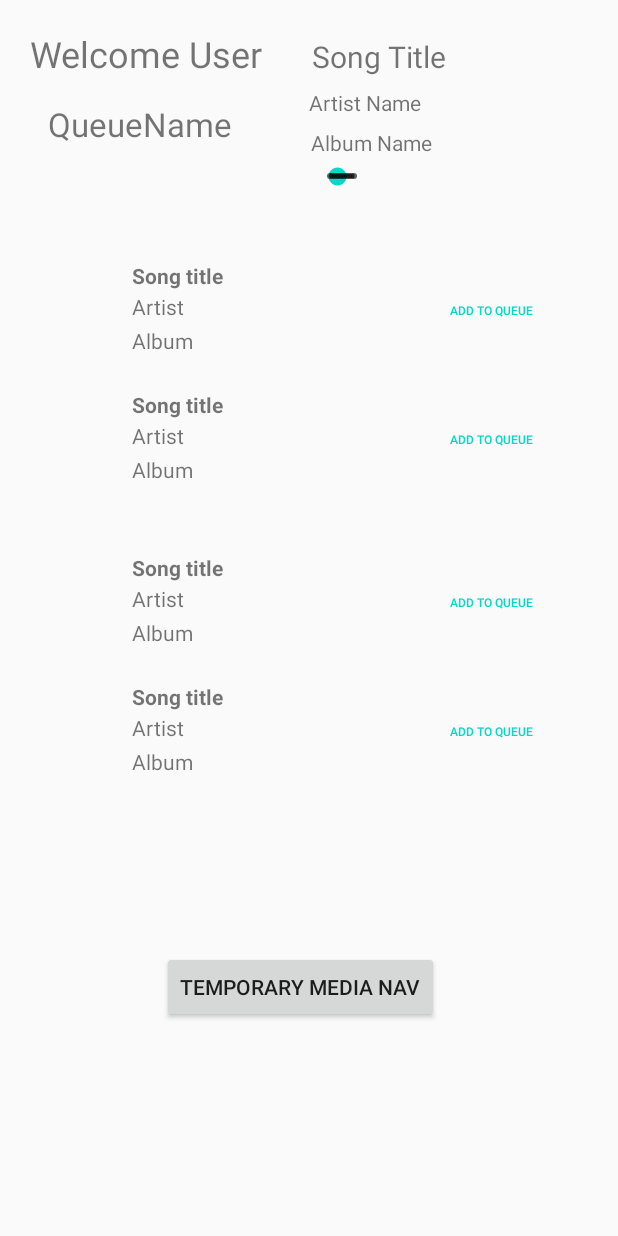
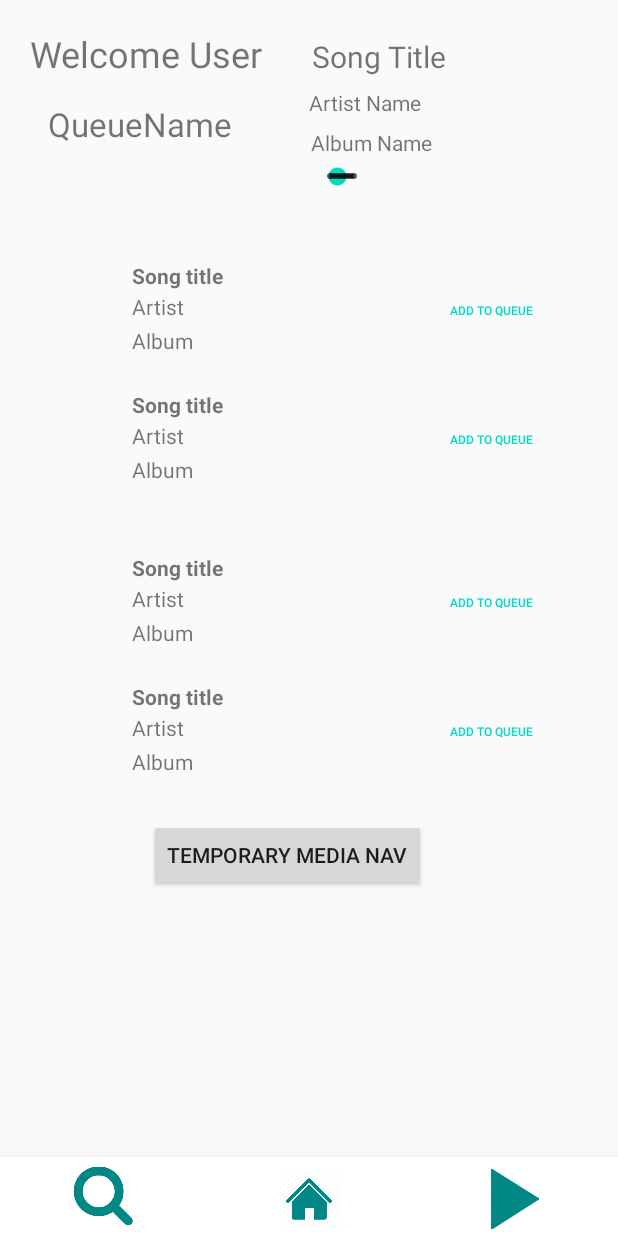
Before and after one commit to humboldt-cs/cs480-queue-rhythm, an Android app: the screen it shows after launch (MainActivity), on a phone screen of 412 x 824 dp. Run offline under Robolectric (Android 15) with nearby library versions, the phone set to English and light mode, and no system bars; libraries missing offline, so code that uses them is left out: com.spotify.android, com.spotify.sdk; 7 statements that could not run were skipped.

Commit message:
added bottom navigation

```diff
--- a/QR/app/build.gradle
+++ b/QR/app/build.gradle
@@ -47,12 +47,15 @@ dependencies {
     implementation 'se.michaelthelin.spotify:spotify-web-api-java:5.0.1'
     implementation fileTree(dir: 'libs', include: ['*.jar'])
 
+    implementation 'com.android.support:design:28.0.0'
+    implementation 'com.google.android.material:material:1.1.0'
     implementation 'androidx.appcompat:appcompat:1.1.0'
     implementation 'androidx.constraintlayout:constraintlayout:1.1.3'
     testImplementation 'junit:junit:4.12'
     androidTestImplementation 'androidx.test.ext:junit:1.1.1'
     androidTestImplementation 'androidx.test.espresso:espresso-core:3.2.0'
     implementation 'androidx.recyclerview:recyclerview:1.1.0'
+    implementation 'androidx.annotation:annotation:1.1.0'
 
     implementation project(':spotify-auth-release-1.2.1')
     implementation project(':spotify-app-remote-release-0.7.0')
@@ -60,5 +63,6 @@ dependencies {
 
     implementation 'com.spotify.android:auth:1.1.0'
     implementation 'androidx.browser:browser:1.0.0'
+    implementation 'com.google.android.material:material:1.1.0'
 
 }
--- a/QR/app/src/main/java/com/example/qr/MainActivity.java
+++ b/QR/app/src/main/java/com/example/qr/MainActivity.java
@@ -7,12 +7,16 @@ import androidx.recyclerview.widget.RecyclerView;
 import android.widget.TextView;
 import android.widget.SeekBar;
 
+import com.example.qr.Models.Song;
 import com.spotify.sdk.android.authentication.AuthenticationRequest;
 import com.spotify.sdk.android.authentication.AuthenticationResponse;
 import com.spotify.sdk.android.authentication.AuthenticationClient;
 import com.spotify.android.appremote.api.ConnectionParams;
 import com.spotify.android.appremote.api.Connector;
 import com.spotify.android.appremote.api.SpotifyAppRemote;
+import com.google.android.material.bottomnavigation.BottomNavigationView;
+import androidx.annotation.NonNull;
+import android.view.MenuItem;
 
 import android.content.Intent;
 
@@ -34,17 +38,12 @@ public class MainActivity extends AppCompatActivity {
     TextView albumName;
     TextView welcomeMessage;
     SeekBar seekBar;
-    Button btnTemp;
+    BottomNavigationView btmNav;
 
     private static final String CLIENT_ID = "c51c441a5bf749a4bf9a1a9b7987173a";
     private static final String REDIRECT_URI = "http://qr.example.com";
-    private SpotifyAppRemote mSpotifyAppRemote;
+    protected SpotifyAppRemote mSpotifyAppRemote;
     private static final int REQUEST_CODE = 1337;
-
-
-
-
-
 
     @Override
     protected void onCreate(Bundle savedInstanceState) {
@@ -66,8 +65,29 @@ public class MainActivity extends AppCompatActivity {
         seekBar = findViewById(R.id.sbSeek);
         RecyclerView rvSongs = findViewById(R.id.rvQueue);
         RecyclerView rvUsers = findViewById(R.id.rvUsers);
-        btnTemp = findViewById(R.id.btnTempMediaNav);
+        btmNav = findViewById(R.id.bottomNav);
+
+        btmNav.setOnNavigationItemSelectedListener(new BottomNavigationView.OnNavigationItemSelectedListener() {
+            @Override
+            public boolean onNavigationItemSelected(@NonNull MenuItem item) {
+                switch (item.getItemId()) {
+                    case R.id.searchIcon:
+                        Intent intent = new Intent(MainActivity.this,SearchActivity.class);
+                        startActivity(intent);
+                        return true;
+                    case R.id.homeIcon:
+                        //stay home
+                        return true;
+                    case R.id.playIcon:
+                        Intent intenttwo = new Intent(MainActivity.this,QueueActivity.class);
+                        startActivity(intenttwo);
+                        return true;
+                    default: return true;
+                }
+            }
+        });
         songList = new ArrayList<>();
+
 
         songList.add(new Song("Album Cover","Song title", "Artist", "Album"));
         songList.add(new Song("Album Cover","Song title", "Artist", "Album"));
@@ -84,15 +104,7 @@ public class MainActivity extends AppCompatActivity {
         rvUsers.setAdapter(songAdapter);
         rvUsers.setLayoutManager(new LinearLayoutManager(this));
 
-        btnTemp.setOnClickListener(new View.OnClickListener(){
-            @Override
-            public void onClick(View v){
 
-               // mSpotifyAppRemote.getPlayerApi().play("spotify:playlist:7KisalzWjJZC8GVSFgZBhF");
-                Intent intent = new Intent(MainActivity.this,SearchActivity.class);
-                startActivity(intent);
-            }
-        });
 
     }
     protected void onActivityResult(int requestCode, int resultCode, Intent intent) {
--- a/QR/app/src/main/java/com/example/qr/Song.java
+++ b/QR/app/src/main/java/com/example/qr/Models/Song.java
@@ -1,4 +1,4 @@
-package com.example.qr;
+package com.example.qr.Models;
 
 public class Song {
     public static String albumCover;
--- a/QR/app/src/main/java/com/example/qr/SongAdapter.java
+++ b/QR/app/src/main/java/com/example/qr/SongAdapter.java
@@ -9,6 +9,8 @@ import android.widget.TextView;
 
 import androidx.annotation.NonNull;
 import androidx.recyclerview.widget.RecyclerView;
+
+import com.example.qr.Models.Song;
 
 import java.util.List;
 
--- a/QR/app/src/main/res/layout/activity_main.xml
+++ b/QR/app/src/main/res/layout/activity_main.xml
@@ -98,8 +98,18 @@
         android:layout_height="wrap_content"
         android:layout_below="@+id/rvUsers"
         android:layout_alignParentStart="true"
-        android:layout_marginStart="108dp"
-        android:layout_marginTop="98dp"
+        android:layout_marginStart="99dp"
+        android:layout_marginTop="10dp"
         android:text="Temporary Media Nav" />
 
+    <com.google.android.material.bottomnavigation.BottomNavigationView
+        android:id="@+id/bottomNav"
+        android:layout_width="match_parent"
+        android:layout_height="wrap_content"
+        android:layout_alignParentBottom="true"
+        android:layout_marginBottom="-3dp"
+        android:background="#FFFFFF"
+        app:itemIconSize="40sp"
+        app:itemIconTint="@color/design_default_color_secondary_variant"
+        app:menu="@menu/menu_bottom_nav" />
 </RelativeLayout>
--- /dev/null
+++ b/QR/app/src/main/res/menu/menu_bottom_nav.xml
@@ -0,0 +1,18 @@
+<?xml version="1.0" encoding="utf-8"?>
+<menu xmlns:app="http://schemas.android.com/apk/res-auto"
+    xmlns:android="http://schemas.android.com/apk/res/android"
+    android:layout_alignParentBottom="true">
+
+    <item
+        android:id="@+id/searchIcon"
+        android:icon="@drawable/search_icon"
+        android:showAsAction="always" />
+    <item
+        android:id="@+id/homeIcon"
+        android:icon="@drawable/home_icon"
+        android:showAsAction="always" />
+    <item
+        android:id="@+id/playIcon"
+        android:icon="@drawable/icon_play"
+        android:showAsAction="always" />
+</menu>
```
Also changed, not shown: QR/app/src/main/java/com/example/qr/Models/Album.java (added, +12 -0 lines), QR/app/src/main/java/com/example/qr/Models/Artist.java (added, +10 -0 lines), QR/app/src/main/java/com/example/qr/Models/Track.java (added, +17 -0 lines), QR/app/src/main/java/com/example/qr/Models/User.java (added, +8 -0 lines), QR/app/src/main/java/com/example/qr/QueueActivity.java (+37 -0 lines), QR/app/src/main/java/com/example/qr/SearchActivity.java (+28 -0 lines), QR/app/src/main/java/com/example/qr/SpotifyService.java (+15 -1 lines), QR/app/src/main/res/layout/activity_media.xml (+11 -0 lines), QR/app/src/main/res/layout/activity_search.xml (+14 -1 lines), QR/app/src/main/res/drawable/home_icon.png (added), QR/app/src/main/res/drawable/icon_play.png, QR/app/src/main/res/drawable/search_icon.png (added).
